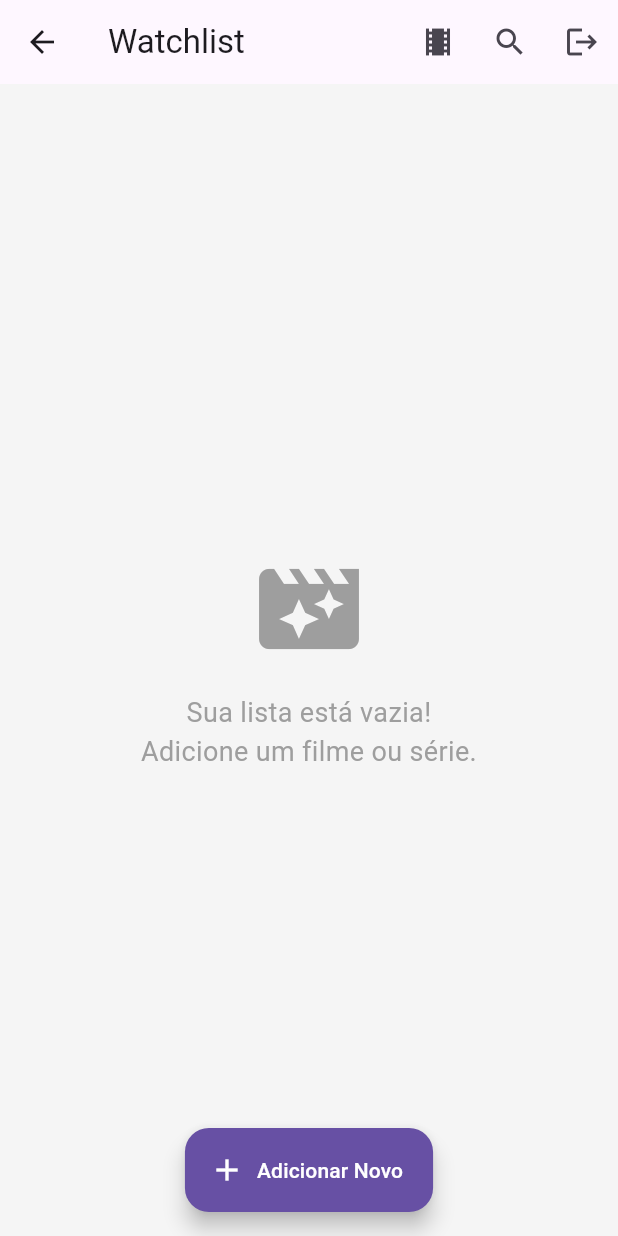
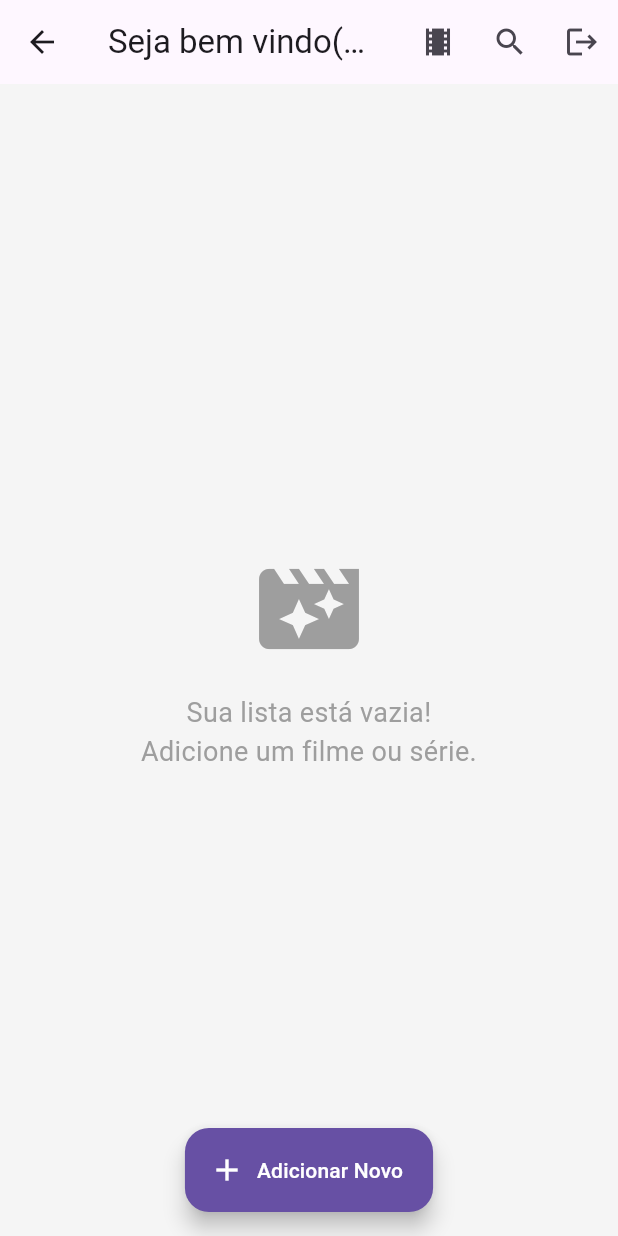
Before and after one commit to matheusborbaleal/my_watchlist_app, a Flutter app: the HomeScreen screen opened by its route, on a phone screen of 412 x 824 dp. Run offline on Flutter 3.47's test engine with Material 3 defaults, Android fonts, the light colour scheme and no system bars; our stand-ins replace cloud_firestore, firebase_auth, firebase_core, geolocator; missing offline and left inert: my_auth_plugin; accounts and stored records are empty.

Commit message:
fix: changes on app title

```diff
--- a/lib/main.dart
+++ b/lib/main.dart
@@ -35,6 +35,7 @@ class MyApp extends StatelessWidget {
   @override
   Widget build(BuildContext context) {
     return MaterialApp(
+      debugShowCheckedModeBanner: false,
       title: 'My Watchlist App',
       theme: ThemeData(
         primarySwatch: Colors.blueGrey,
--- a/lib/screens/home_screen.dart
+++ b/lib/screens/home_screen.dart
@@ -64,7 +64,7 @@ class _HomeScreenState extends State<HomeScreen> {
       builder: (context, movieSeriesProvider, child) {
         return Scaffold(
           appBar: AppBar(
-            title: const Text('Watchlist'),
+            title: const Text('Seja bem vindo(a)!'),
             elevation: 0,
             actions: [
               IconButton(
```
